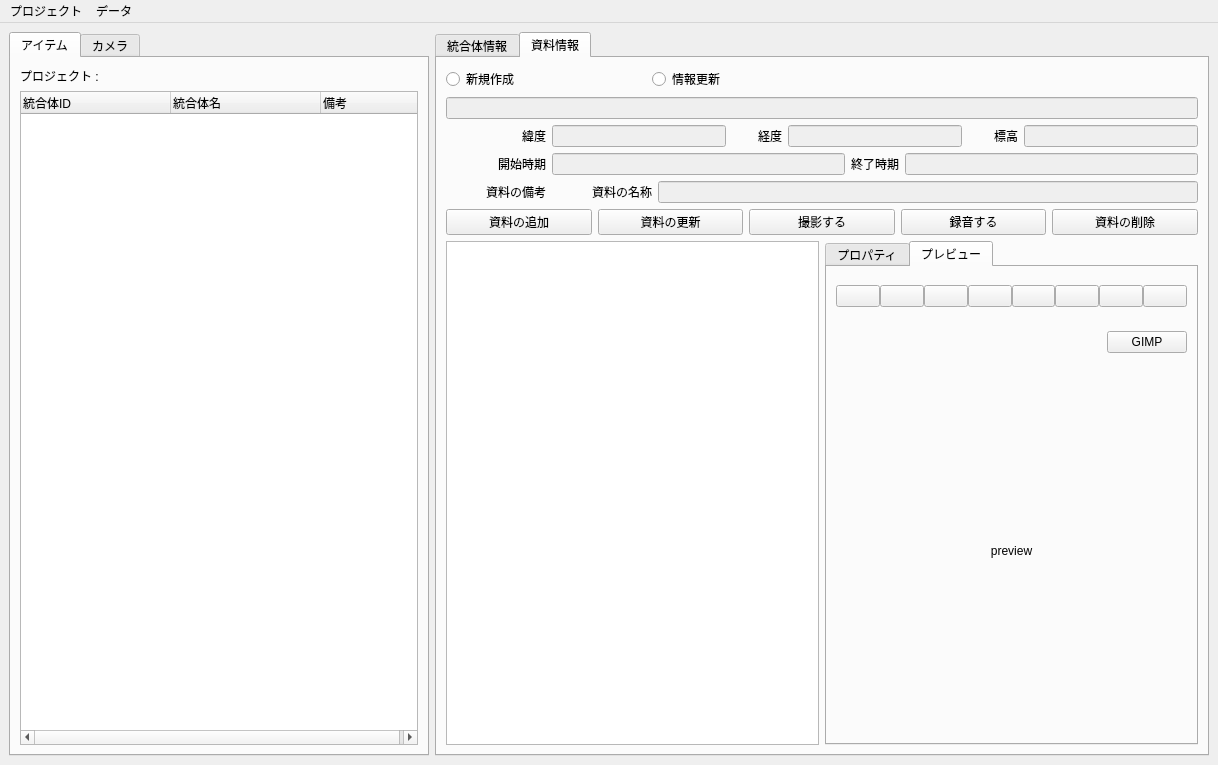
First picture: the form in mainWindow.ui, repository yufujimoto/SurveyDataCollector, before the edit.
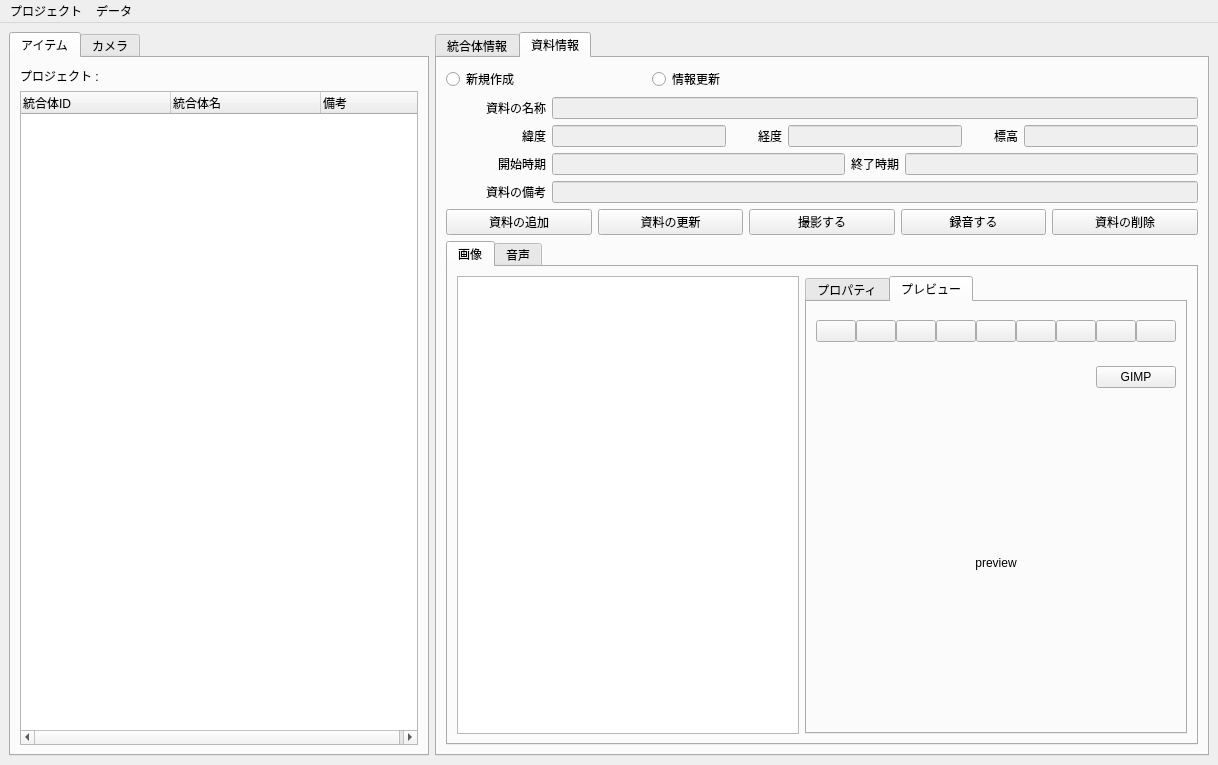
Second picture: the form after the edit. The open tabs and pages were chosen to show the change. Icons and pictures are not drawn.

Diff of the .ui file:
```diff
--- a/mainWindow.ui
+++ b/mainWindow.ui
@@ -374,7 +374,7 @@
          <bool>false</bool>
         </property>
         <property name="currentIndex">
-         <number>1</number>
+         <number>0</number>
         </property>
         <property name="iconSize">
          <size>
@@ -723,6 +723,28 @@
             <property name="topMargin">
              <number>0</number>
             </property>
+            <item>
+             <widget class="QLabel" name="lbl_mat_name">
+              <property name="sizePolicy">
+               <sizepolicy hsizetype="Fixed" vsizetype="Preferred">
+                <horstretch>0</horstretch>
+                <verstretch>0</verstretch>
+               </sizepolicy>
+              </property>
+              <property name="minimumSize">
+               <size>
+                <width>100</width>
+                <height>0</height>
+               </size>
+              </property>
+              <property name="text">
+               <string>資料の名称</string>
+              </property>
+              <property name="alignment">
+               <set>Qt::AlignRight|Qt::AlignTrailing|Qt::AlignVCenter</set>
+              </property>
+             </widget>
+            </item>
             <item>
              <widget class="QLineEdit" name="tbx_mat_name">
               <property name="enabled">
@@ -924,28 +946,6 @@
               </property>
              </widget>
             </item>
-            <item>
-             <widget class="QLabel" name="lbl_mat_name">
-              <property name="sizePolicy">
-               <sizepolicy hsizetype="Fixed" vsizetype="Preferred">
-                <horstretch>0</horstretch>
-                <verstretch>0</verstretch>
-               </sizepolicy>
-              </property>
-              <property name="minimumSize">
-               <size>
-                <width>100</width>
-                <height>0</height>
-               </size>
-              </property>
-              <property name="text">
-               <string>資料の名称</string>
-              </property>
-              <property name="alignment">
-               <set>Qt::AlignRight|Qt::AlignTrailing|Qt::AlignVCenter</set>
-              </property>
-             </widget>
-            </item>
             <item>
              <widget class="QLineEdit" name="tbx_mat_description">
               <property name="enabled">
@@ -1003,10 +1003,21 @@
              <number>0</number>
             </property>
             <item>
-             <layout class="QVBoxLayout" name="verticalLayout_4">
-              <property name="topMargin">
+             <widget class="QTabWidget" name="tab_mat_src">
+              <property name="currentIndex">
                <number>0</number>
               </property>
+              <property name="iconSize">
+               <size>
+                <width>24</width>
+                <height>24</height>
+               </size>
+              </property>
+              <widget class="QWidget" name="tab_mat_src_img">
+               <attribute name="title">
+                <string>画像</string>
+               </attribute>
+               <layout class="QHBoxLayout" name="horizontalLayout_9">
               <item>
                <widget class="QListWidget" name="lst_mat_fls">
                 <property name="sortingEnabled">
@@ -1014,8 +1025,6 @@
                 </property>
                </widget>
               </item>
-             </layout>
-            </item>
             <item>
              <widget class="QTabWidget" name="tab_img_info">
               <property name="currentIndex">
@@ -1184,6 +1193,13 @@
                      </property>
                     </widget>
                    </item>
+                       <item>
+                        <widget class="QPushButton" name="btn_mat_img_sav">
+                         <property name="text">
+                          <string/>
+                         </property>
+                        </widget>
+                       </item>
                   </layout>
                  </widget>
                 </item>
@@ -1244,6 +1260,22 @@
                </layout>
               </widget>
              </widget>
+                </item>
+               </layout>
+              </widget>
+              <widget class="QWidget" name="tab_mat_src_snd">
+               <attribute name="title">
+                <string>音声</string>
+               </attribute>
+              </widget>
+             </widget>
+            </item>
+            <item>
+             <layout class="QVBoxLayout" name="verticalLayout_4">
+              <property name="topMargin">
+               <number>0</number>
+              </property>
+             </layout>
             </item>
            </layout>
           </item>
```
Lines whose indentation alone changed are shown as unchanged.
